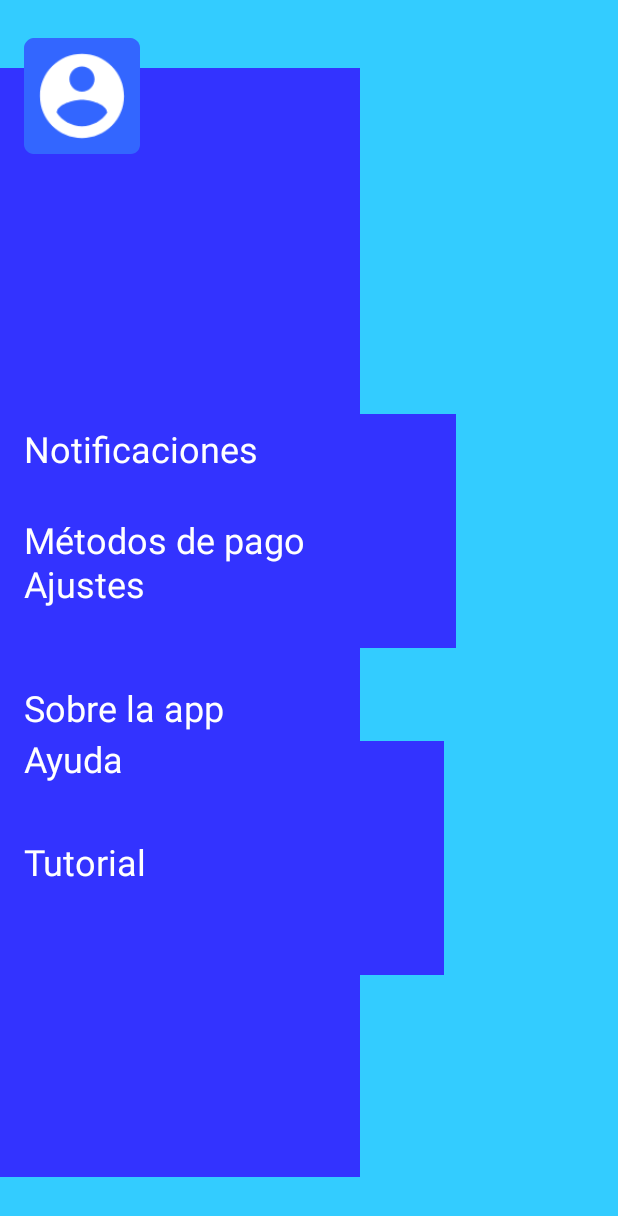
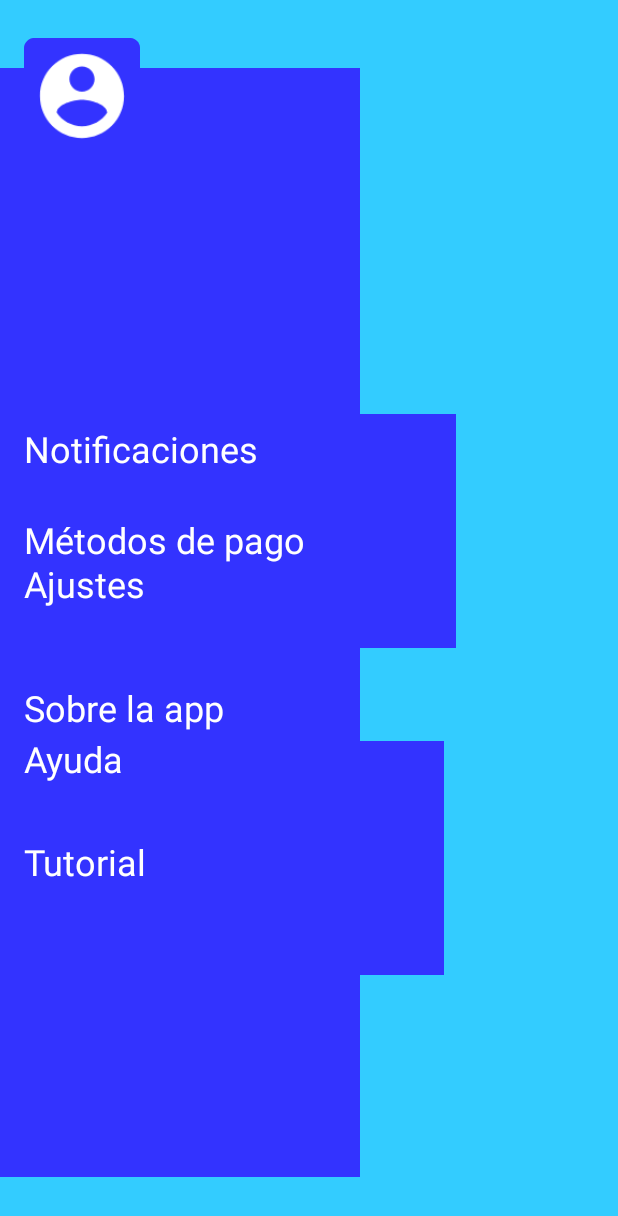
Before and after one commit to rhv1001/pr5, an Android app: the layout activity_materialdesign.xml on its own in the app's theme, with its tools: preview values and no code run, on a phone screen of 412 x 824 dp. Shown: the top 1216 px of the screen. Run offline under Robolectric (Android 15) with nearby library versions, the phone set to English and light mode, and no system bars.

Commit message:
CAMBIO COLOR ICONO PERFIL MATERIAL DESIGN

```diff
--- a/app/src/main/res/values/ic_iconomatdesign_background.xml
+++ b/app/src/main/res/values/ic_iconomatdesign_background.xml
@@ -1,4 +1,4 @@
 <?xml version="1.0" encoding="utf-8"?>
 <resources>
-    <color name="ic_iconomatdesign_background">#3366FF</color>
+    <color name="ic_iconomatdesign_background">#3333FF</color>
 </resources>
```
Also changed, not shown: app/src/main/ic_iconomatdesign-web.png, app/src/main/res/mipmap-hdpi/ic_iconomatdesign.png, app/src/main/res/mipmap-hdpi/ic_iconomatdesign_round.png, app/src/main/res/mipmap-mdpi/ic_iconomatdesign.png, app/src/main/res/mipmap-mdpi/ic_iconomatdesign_round.png, app/src/main/res/mipmap-xhdpi/ic_iconomatdesign.png, app/src/main/res/mipmap-xhdpi/ic_iconomatdesign_round.png, app/src/main/res/mipmap-xxhdpi/ic_iconomatdesign.png, app/src/main/res/mipmap-xxhdpi/ic_iconomatdesign_round.png, app/src/main/res/mipmap-xxxhdpi/ic_iconomatdesign.png, app/src/main/res/mipmap-xxxhdpi/ic_iconomatdesign_round.png.
